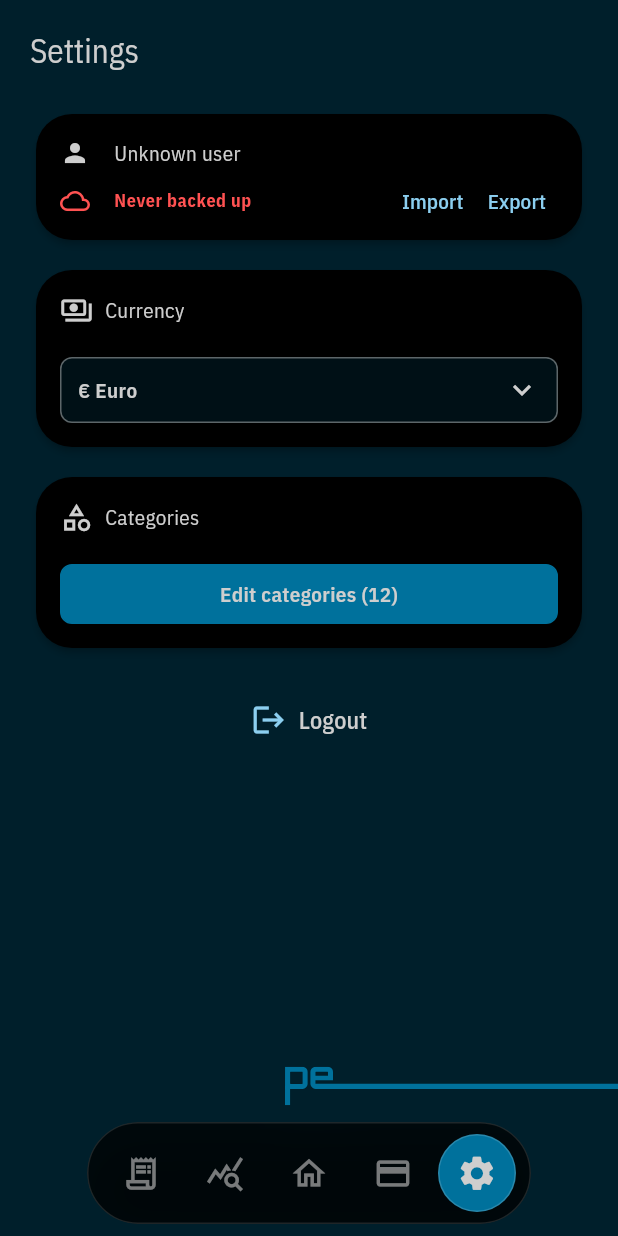
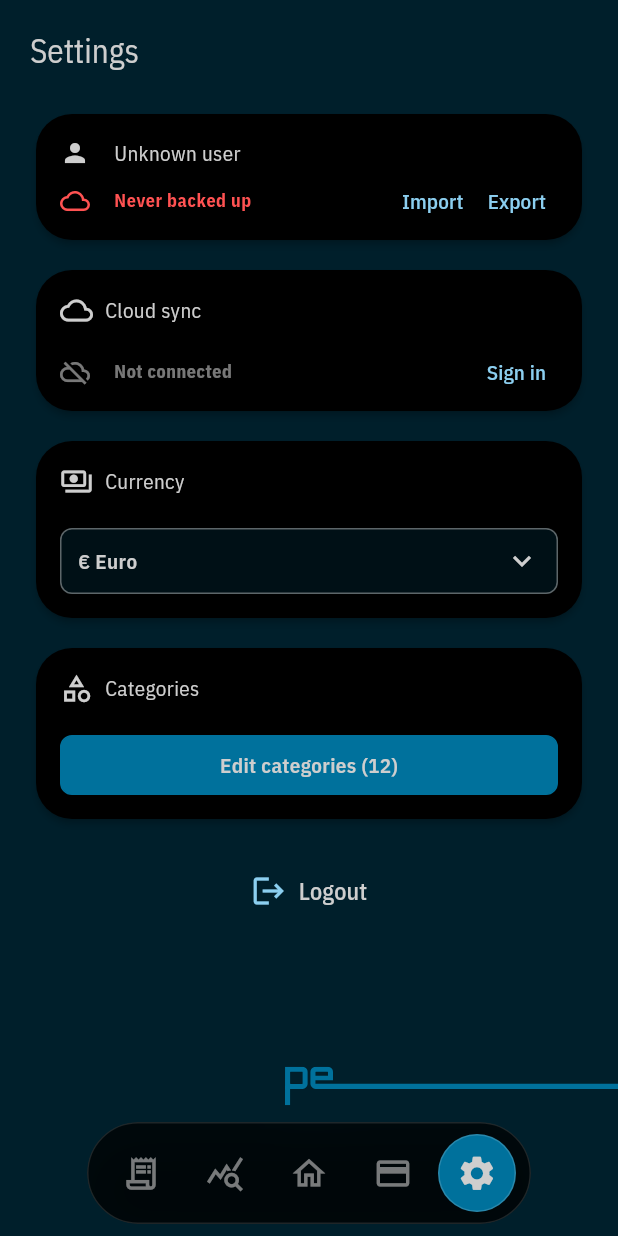
Before and after one commit to peTomis/expenses, a Flutter app: the HomePage screen opened directly, item 5 of the bottom bar chosen, on a phone screen of 412 x 824 dp. Run offline on Flutter 3.47's test engine with Material 3 defaults, Android fonts, the phone set to English and light mode, and no system bars; our stand-ins replace file_picker, flutter_riverpod, flutter_svg, google_sign_in, shared_preferences; missing offline and left inert: googleapis; accounts and stored records are empty.

Commit message:
feat: add Google Drive sync card to Settings
Mirrors the existing manual-backup card's pattern (_AccountInfoLine,
status icon/text, action buttons) for DriveSyncState: shows connection
status, the signed-in account email once connected, last-synced time,
and Sign in / Sync now / Sign out controls. Extracts the shared
_formatTimeLabel helper both status lines now use.

Verified via flutter analyze + full test suite and a macOS run (no
crash, correct entitlements/SPM deps resolved for GoogleSignIn-iOS).
Couldn't get a window screenshot in this environment (no window-focus
automation available here), so a manual look is still worth doing.

Co-Authored-By: Claude Sonnet 5 <noreply@anthropic.com>

```diff
--- a/lib/pages/settings/settings_page.dart
+++ b/lib/pages/settings/settings_page.dart
@@ -8,6 +8,7 @@ import '../../components/select/app_select.dart';
 import '../../providers/category_provider.dart';
 import '../../providers/color_provider.dart';
 import '../../providers/data_backup_provider.dart';
+import '../../providers/drive_sync_provider.dart';
 import '../../providers/financial_data_provider.dart';
 import '../../providers/username_provider.dart';
 import 'widgets/category_sheets.dart';
@@ -65,6 +66,19 @@ class SettingsContent extends ConsumerWidget {
     );
   }
 
+  Future<void> _signInToDrive(BuildContext context, WidgetRef ref) async {
+    await ref.read(driveSyncControllerProvider.notifier).signIn();
+
+    final state = ref.read(driveSyncControllerProvider);
+    if (!context.mounted || state.status != DriveSyncStatus.error) {
+      return;
+    }
+
+    ScaffoldMessenger.of(context).showSnackBar(
+      SnackBar(content: Text(state.message ?? 'Sign-in failed')),
+    );
+  }
+
   @override
   Widget build(BuildContext context, WidgetRef ref) {
     final username = ref
@@ -74,6 +88,7 @@ class SettingsContent extends ConsumerWidget {
     final selectedCurrency = financialData.accountData.currency;
     final categories = ref.watch(categoryProvider);
     final backupState = ref.watch(dataBackupControllerProvider);
+    final driveSyncState = ref.watch(driveSyncControllerProvider);
     final textColor = ref.watch(appPrimaryTextColorProvider);
 
     return SafeArea(
@@ -123,6 +138,22 @@ class SettingsContent extends ConsumerWidget {
                           onImportPressed: () => _importBackup(context, ref),
                         ),
                       ],
+                    ),
+                  ),
+                  const SizedBox(height: 12),
+                  _SettingsSection(
+                    title: 'Cloud sync',
+                    titleIcon: Icons.cloud_outlined,
+                    titleColor: textColor,
+                    child: _DriveSyncStatusLine(
+                      state: driveSyncState,
+                      onSignInPressed: () => _signInToDrive(context, ref),
+                      onSignOutPressed: () => ref
+                          .read(driveSyncControllerProvider.notifier)
+                          .signOut(),
+                      onSyncPressed: () => ref
+                          .read(driveSyncControllerProvider.notifier)
+                          .syncNow(),
                     ),
                   ),
                   const SizedBox(height: 12),
@@ -277,19 +308,11 @@ class _BackupStatusLine extends ConsumerWidget {
       DataBackupStatus.done =>
         state.lastBackupAt == null
             ? 'Backed up'
-            : 'Backed up ${_timeLabel(state.lastBackupAt!)}',
+            : 'Backed up ${_formatTimeLabel(state.lastBackupAt!)}',
       DataBackupStatus.working => 'Working...',
       DataBackupStatus.failed => state.message ?? 'Backup issue',
       DataBackupStatus.idle => 'Never backed up',
     };
-  }
-
-  String _timeLabel(DateTime dateTime) {
-    final local = dateTime.toLocal();
-    final hour = local.hour.toString().padLeft(2, '0');
-    final minute = local.minute.toString().padLeft(2, '0');
-
-    return '$hour:$minute';
   }
 
   Color _statusColor(Color textColor) {
@@ -298,6 +321,118 @@ class _BackupStatusLine extends ConsumerWidget {
       DataBackupStatus.working => textColor.withValues(alpha: 0.75),
       DataBackupStatus.failed => Colors.amberAccent,
       DataBackupStatus.idle => Colors.redAccent,
+    };
+  }
+}
+
+String _formatTimeLabel(DateTime dateTime) {
+  final local = dateTime.toLocal();
+  final hour = local.hour.toString().padLeft(2, '0');
+  final minute = local.minute.toString().padLeft(2, '0');
+
+  return '$hour:$minute';
+}
+
+class _DriveSyncStatusLine extends ConsumerWidget {
+  const _DriveSyncStatusLine({
+    required this.state,
+    required this.onSignInPressed,
+    required this.onSignOutPressed,
+    required this.onSyncPressed,
+  });
+
+  final DriveSyncState state;
+  final VoidCallback? onSignInPressed;
+  final VoidCallback? onSignOutPressed;
+  final VoidCallback? onSyncPressed;
+
+  bool get _isSignedIn => state.status != DriveSyncStatus.signedOut;
+
+  @override
+  Widget build(BuildContext context, WidgetRef ref) {
+    final textColor = ref.watch(appPrimaryTextColorProvider);
+    final statusColor = _statusColor(textColor);
+    final isBusy = state.isSyncing;
+
+    return _AccountInfoLine(
+      icon: _statusIcon,
+      iconColor: statusColor,
+      child: Row(
+        children: [
+          Expanded(
+            child: Text(
+              _statusText,
+              overflow: TextOverflow.ellipsis,
+              style: Theme.of(context).textTheme.bodySmall?.copyWith(
+                color: statusColor,
+                fontWeight: FontWeight.w700,
+              ),
+            ),
+          ),
+          if (_isSignedIn) ...[
+            TextButton(
+              onPressed: isBusy ? null : onSyncPressed,
+              style: TextButton.styleFrom(
+                padding: const EdgeInsets.symmetric(horizontal: 8),
+                tapTargetSize: MaterialTapTargetSize.shrinkWrap,
+                minimumSize: Size.zero,
+              ),
+              child: const Text('Sync now'),
+            ),
+            TextButton(
+              onPressed: isBusy ? null : onSignOutPressed,
+              style: TextButton.styleFrom(
+                padding: const EdgeInsets.symmetric(horizontal: 8),
+                tapTargetSize: MaterialTapTargetSize.shrinkWrap,
+                minimumSize: Size.zero,
+              ),
+              child: const Text('Sign out'),
+            ),
+          ] else
+            TextButton(
+              onPressed: isBusy ? null : onSignInPressed,
+              style: TextButton.styleFrom(
+                padding: const EdgeInsets.symmetric(horizontal: 8),
+                tapTargetSize: MaterialTapTargetSize.shrinkWrap,
+                minimumSize: Size.zero,
+              ),
+              child: const Text('Sign in'),
+            ),
+        ],
+      ),
+    );
+  }
+
+  IconData get _statusIcon {
+    return switch (state.status) {
+      DriveSyncStatus.synced => Icons.cloud_done_outlined,
+      DriveSyncStatus.syncing => Icons.sync,
+      DriveSyncStatus.error => Icons.cloud_off_outlined,
+      DriveSyncStatus.idle => Icons.cloud_queue_outlined,
+      DriveSyncStatus.signedOut => Icons.cloud_off_outlined,
+    };
+  }
+
+  String get _statusText {
+    return switch (state.status) {
+      DriveSyncStatus.synced =>
+        state.lastSyncedAt == null
+            ? 'Synced'
+            : 'Synced ${_formatTimeLabel(state.lastSyncedAt!)}',
+      DriveSyncStatus.syncing => 'Syncing...',
+      DriveSyncStatus.error => state.message ?? 'Sync issue',
+      DriveSyncStatus.idle => state.accountEmail ?? 'Connected',
+      DriveSyncStatus.signedOut => 'Not connected',
+    };
+  }
+
+  Color _statusColor(Color textColor) {
+    return switch (state.status) {
+      DriveSyncStatus.synced => textColor.withValues(alpha: 0.75),
+      DriveSyncStatus.syncing => textColor.withValues(alpha: 0.75),
+      DriveSyncStatus.idle => textColor.withValues(alpha: 0.75),
+      DriveSyncStatus.error => Colors.amberAccent,
+      DriveSyncStatus.signedOut => textColor.withValues(alpha: 0.58),
     };
   }
 }
--- a/lib/providers/drive_sync_provider.dart
+++ b/lib/providers/drive_sync_provider.dart
@@ -293,7 +293,10 @@ class DriveSyncController extends Notifier<DriveSyncState> {
     if (error is DriveSyncException) {
       return error.message;
     }
-    return 'Sync failed. Please try again.';
+    if (error is UnsupportedError) {
+      return error.message ?? "This isn't available on this platform yet.";
+    }
+    return 'Something went wrong. Please try again.';
   }
 
   Future<void> _persistLastSyncedAt(DateTime dateTime) async {
```
Also changed, not shown: 2 other files.
